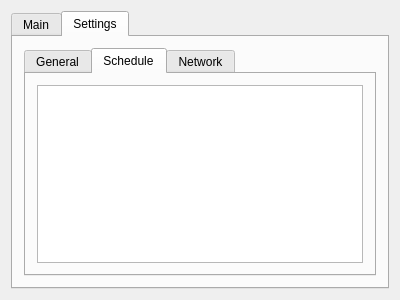
First picture: the form in mainwindow.ui, repository FaceyComputers/Facey-Music-Player-2, before the edit.
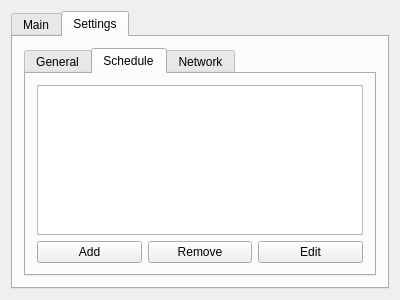
Second picture: the form after the edit. The open tabs and pages were chosen to show the change.

```diff
--- a/mainwindow.ui
+++ b/mainwindow.ui
@@ -78,7 +78,28 @@
             <string>Schedule</string>
            </attribute>
            <layout class="QGridLayout" name="gridLayout_4">
-            <item row="0" column="0">
+            <item row="1" column="0">
+             <widget class="QPushButton" name="pushButton">
+              <property name="text">
+               <string>Add</string>
+              </property>
+             </widget>
+            </item>
+            <item row="1" column="1">
+             <widget class="QPushButton" name="pushButton_2">
+              <property name="text">
+               <string>Remove</string>
+              </property>
+             </widget>
+            </item>
+            <item row="1" column="2">
+             <widget class="QPushButton" name="pushButton_3">
+              <property name="text">
+               <string>Edit</string>
+              </property>
+             </widget>
+            </item>
+            <item row="0" column="0" colspan="3">
              <widget class="QTableView" name="scheduleTable"/>
             </item>
            </layout>
```
